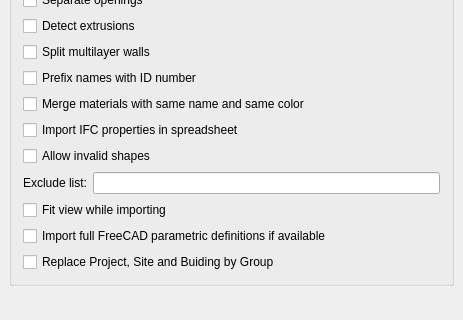
Before: the Qt Designer form src/Mod/Arch/Resources/ui/preferences-ifc.ui in berndhahnebach/All_FreeCAD, drawn with Qt 5; both pictures show x 0 to 463 and y 257 to 577 of the 463 by 577 pixel window.
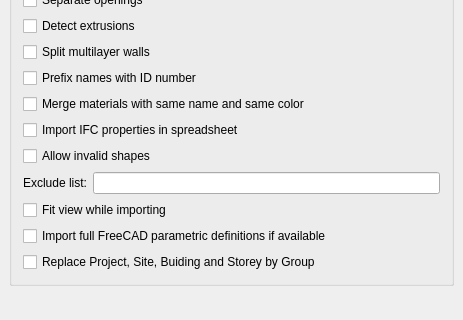
After: the same form once the commit is applied. Custom widgets are drawn as their Qt base class.

Commit message: Arch: Also skip default storey when importing IFC with 'replace by group' option

```diff
--- a/src/Mod/Arch/Resources/ui/preferences-ifc.ui
+++ b/src/Mod/Arch/Resources/ui/preferences-ifc.ui
@@ -391,7 +391,7 @@
          <string>If this option is checked, the default Project, Site and Building objects that are usually found in an IFC file are not imported, and all objects are placed in a Group</string>
         </property>
         <property name="text">
-         <string>Replace Project, Site and Buiding by Group</string>
+         <string>Replace Project, Site, Buiding and Storey by Group</string>
         </property>
         <property name="prefEntry" stdset="0">
          <cstring>ifcReplaceProject</cstring>
```
Left out of the diff: 2 changed lines with no effect on the pictures. The commit also changes 1 other file.
